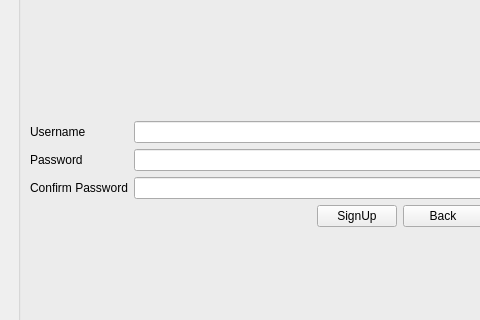
This is Log/mainwindow.ui in Ragab21/AI-XO as Qt 5 draws it before an edit; both pictures show x 0 to 480 and y 125 to 445 of the 800 by 604 pixel window. The edited form follows.
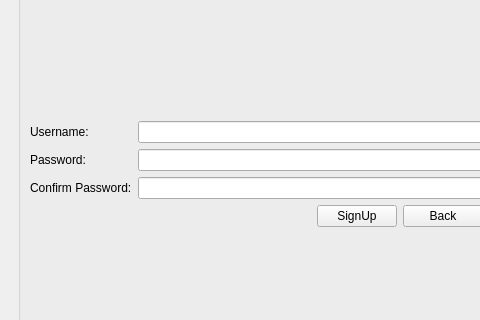
This is the edited form. The open tabs and pages were chosen to show the change.

Diff of the .ui file:
```diff
--- a/Log/mainwindow.ui
+++ b/Log/mainwindow.ui
@@ -168,14 +168,14 @@
                <item row="2" column="0" colspan="2">
                 <widget class="QLabel" name="label_ConfirmPassword">
                  <property name="text">
-                  <string>Confirm Password</string>
+                  <string>Confirm Password:</string>
                  </property>
                 </widget>
                </item>
                <item row="0" column="0" colspan="2">
                 <widget class="QLabel" name="label_Username1">
                  <property name="text">
-                  <string>Username</string>
+                  <string>Username:</string>
                  </property>
                 </widget>
                </item>
@@ -192,7 +192,7 @@
                <item row="1" column="0" colspan="2">
                 <widget class="QLabel" name="label_Password1">
                  <property name="text">
-                  <string>Password </string>
+                  <string>Password:</string>
                  </property>
                 </widget>
                </item>
```
Left out of the diff: 6 changed lines with no effect on the pictures.
